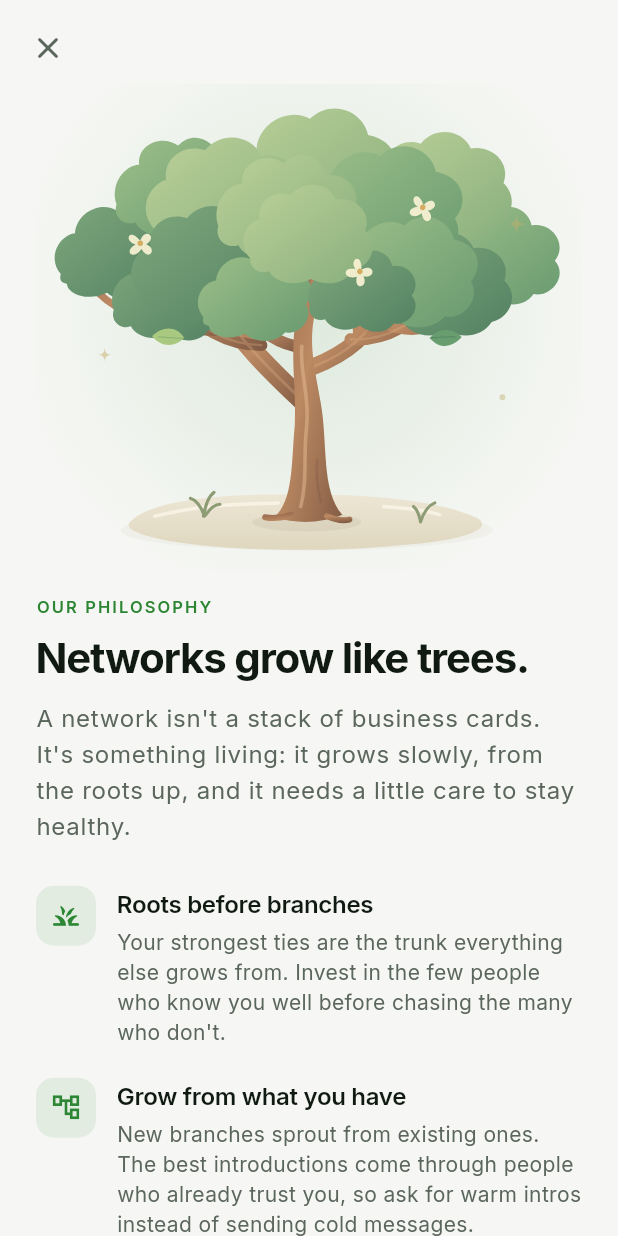
After one commit to wwwillott/cs-homecoming-hackathon, a Flutter app: the _PhilosophyPage screen opened directly, on a phone screen of 412 x 824 dp. The commit adds this screen. Run offline on Flutter 3.47's test engine with Material 3 defaults, Android fonts, the phone set to English and light mode, and no system bars; our stand-ins replace flutter_svg, shared_preferences; missing offline and left inert: record; accounts and stored records are empty.

Commit message:
Add network tree SVG asset and integrate NetworkTreeBadge widget into NetworkScreen. Update pubspec.yaml to include the new asset and adjust layout for zoom controls and badge display.

```diff
--- a/frontend/lib/state/app_state.dart
+++ b/frontend/lib/state/app_state.dart
@@ -274,11 +274,6 @@ class AppState extends ChangeNotifier {
     return (counts.keys.toList()..sort((a, b) => counts[b]!.compareTo(counts[a]!)));
   }
 
-  List<String> get allEvents {
-    final set = <String>{for (final c in _contacts) if (c.metAt.isNotEmpty) c.metAt};
-    return set.toList()..sort();
-  }
-
   List<String> get allCompanies {
     final set = <String>{for (final c in _contacts) if (c.company.isNotEmpty) c.company};
     return set.toList()..sort();
--- /dev/null
+++ b/frontend/lib/widgets/network_tree.dart
@@ -0,0 +1,311 @@
+import 'dart:math' as math;
+
+import 'package:flutter/material.dart';
+import 'package:flutter/services.dart';
+import 'package:flutter_svg/flutter_svg.dart';
+
+import '../theme/app_theme.dart';
+
+const _treeAsset = 'assets/images/network_tree.svg';
+const _heroTag = 'network-tree';
+const _treeAspect = 460 / 410;
+
+/// Tappable tree illustration that expands into the growing philosophy.
+class NetworkTreeBadge extends StatefulWidget {
+  const NetworkTreeBadge({super.key, this.width = 148});
+  final double width;
+
+  @override
+  State<NetworkTreeBadge> createState() => _NetworkTreeBadgeState();
+}
+
+class _NetworkTreeBadgeState extends State<NetworkTreeBadge> {
+  bool _hover = false;
+
+  void _open() => Navigator.of(context).push(_philosophyRoute());
+
+  @override
+  Widget build(BuildContext context) {
+    final oc = context.oc;
+    final accent = context.cs.primary;
+    final pad = widget.width * 0.06;
+    return Tooltip(
+      message: 'How we grow a network',
+      child: MouseRegion(
+        onEnter: (_) => setState(() => _hover = true),
+        onExit: (_) => setState(() => _hover = false),
+        child: AnimatedScale(
+          scale: _hover ? 1.04 : 1,
+          duration: const Duration(milliseconds: 180),
+          curve: Curves.easeOut,
+          alignment: Alignment.bottomRight,
+          child: Material(
+            color: oc.surface.withValues(alpha: 0.94),
+            shape: RoundedRectangleBorder(
+              borderRadius: BorderRadius.circular(20),
+              side: BorderSide(color: _hover ? accent.withValues(alpha: 0.45) : oc.border),
+            ),
+            elevation: _hover ? 6 : 2,
+            shadowColor: Colors.black26,
+            clipBehavior: Clip.antiAlias,
+            child: InkWell(
+              onTap: _open,
+              child: Padding(
+                padding: EdgeInsets.all(pad),
+                child: SizedBox(
+                  width: widget.width - pad * 2,
+                  height: (widget.width - pad * 2) / _treeAspect,
+                  child: const Hero(tag: _heroTag, child: _SwayingTree()),
+                ),
+              ),
+            ),
+          ),
+        ),
+      ),
+    );
+  }
+}
+
+class _SwayingTree extends StatefulWidget {
+  const _SwayingTree();
+
+  @override
+  State<_SwayingTree> createState() => _SwayingTreeState();
+}
+
+class _SwayingTreeState extends State<_SwayingTree> with SingleTickerProviderStateMixin {
+  late final AnimationController _c =
+      AnimationController(vsync: this, duration: const Duration(seconds: 4))..repeat(reverse: true);
+
+  @override
+  void dispose() {
+    _c.dispose();
+    super.dispose();
+  }
+
+  @override
+  Widget build(BuildContext context) {
+    final tree = SvgPicture.asset(_treeAsset, fit: BoxFit.contain);
+    if (MediaQuery.disableAnimationsOf(context)) return tree;
+    return AnimatedBuilder(
+      animation: _c,
+      builder: (context, child) => Transform.rotate(
+        angle: (Curves.easeInOut.transform(_c.value) - 0.5) * 0.018,
+        alignment: const Alignment(0, 0.6),
+        child: child,
+      ),
+      child: tree,
+    );
+  }
+}
+
+Route<void> _philosophyRoute() => PageRouteBuilder<void>(
+      settings: const RouteSettings(name: 'tree-philosophy'),
+      transitionDuration: const Duration(milliseconds: 520),
+      reverseTransitionDuration: const Duration(milliseconds: 380),
+      pageBuilder: (_, _, _) => const _PhilosophyPage(),
+      transitionsBuilder: (_, animation, _, child) => FadeTransition(
+        opacity: CurvedAnimation(parent: animation, curve: const Interval(0, 0.6, curve: Curves.easeOut)),
+        child: child,
+      ),
+    );
+
+class _Principle {
+  const _Principle(this.icon, this.title, this.body);
+  final IconData icon;
+  final String title;
+  final String body;
+}
+
+const _principles = [
+  _Principle(
+    Icons.grass_rounded,
+    'Roots before branches',
+    'Your strongest ties are the trunk everything else grows from. Invest in the few people who '
+        'know you well before chasing the many who don\'t.',
+  ),
+  _Principle(
+    Icons.account_tree_outlined,
+    'Grow from what you have',
+    'New branches sprout from existing ones. The best introductions come through people who '
+        'already trust you, so ask for warm intros instead of sending cold messages.',
+  ),
+  _Principle(
+    Icons.water_drop_outlined,
+    'Nourish, don\'t harvest',
+    'Give before you ask. Share an article, make an intro, check in with no agenda. '
+        'A relationship that only gets used will wither.',
+  ),
+  _Principle(
+    Icons.eco_outlined,
+    'Tend it a little, often',
+    'A short note every few weeks keeps a connection green. Fresh leaves on your tree mean you\'ve '
+        'been in touch lately; autumn tones are a nudge to reach out.',
+  ),
+  _Principle(
+    Icons.wb_twilight_rounded,
+    'Every branch has seasons',
+    'Some ties go quiet, and that\'s natural. A dormant branch can bloom again with one '
+        'thoughtful message. Remembering the details is what makes that possible.',
+  ),
+];
+
+class _PhilosophyPage extends StatelessWidget {
+  const _PhilosophyPage();
+
+  @override
+  Widget build(BuildContext context) {
+    final oc = context.oc;
+    final route = ModalRoute.of(context)!;
+    final reveal = CurvedAnimation(
+      parent: route.animation!,
+      curve: const Interval(0.35, 1, curve: Curves.easeOutCubic),
+      reverseCurve: const Interval(0, 0.5, curve: Curves.easeInCubic),
+    );
+
+    final tree = DecoratedBox(
+      decoration: BoxDecoration(
+        gradient: RadialGradient(
+          center: const Alignment(0, -0.1),
+          radius: 0.62,
+          colors: [
+            context.cs.primary.withValues(alpha: context.isDark ? 0.16 : 0.12),
+            context.cs.primary.withValues(alpha: 0),
+          ],
+        ),
+      ),
+      child: const Hero(tag: _heroTag, child: _SwayingTree()),
+    );
+
+    final text = AnimatedBuilder(
+      animation: reveal,
+      builder: (context, child) => Opacity(
+        opacity: reveal.value,
+        child: Transform.translate(offset: Offset((1 - reveal.value) * 32, 0), child: child),
+      ),
+      child: const _PhilosophyText(),
+    );
+
+    return CallbackShortcuts(
+      bindings: {const SingleActivator(LogicalKeyboardKey.escape): () => Navigator.of(context).maybePop()},
+      child: Focus(
+        autofocus: true,
+        child: Scaffold(
+          backgroundColor: oc.background,
+          body: SafeArea(
+            child: Stack(
+              children: [
+                LayoutBuilder(builder: (context, constraints) {
+                  final wide = constraints.maxWidth >= 860;
+                  if (wide) {
+                    return Row(
+                      children: [
+                        Expanded(
+                          flex: 5,
+                          child: Padding(
+                            padding: const EdgeInsets.fromLTRB(40, 56, 16, 40),
+                            child: Center(child: AspectRatio(aspectRatio: _treeAspect, child: tree)),
+                          ),
+                        ),
+                        Expanded(
+                          flex: 6,
+                          child: Align(
+                            alignment: Alignment.centerLeft,
+                            child: SingleChildScrollView(
+                              padding: const EdgeInsets.fromLTRB(24, 56, 48, 40),
+                              child: ConstrainedBox(
+                                constraints: const BoxConstraints(maxWidth: 560),
+                                child: text,
+                              ),
+                            ),
+                          ),
+                        ),
+                      ],
+                    );
+                  }
+                  final treeWidth = math.min(constraints.maxWidth - 48, 420.0);
+                  return SingleChildScrollView(
+                    padding: const EdgeInsets.fromLTRB(24, 56, 24, 32),
+                    child: Column(
+                      children: [
+                        SizedBox(width: treeWidth, height: treeWidth / _treeAspect, child: tree),
+                        const SizedBox(height: 16),
+                        text,
+                      ],
+                    ),
+                  );
+                }),
+                Positioned(
+                  top: 8,
+                  left: 8,
+                  child: IconButton(
+                    tooltip: 'Close',
+                    onPressed: () => Navigator.of(context).maybePop(),
+                    icon: Icon(Icons.close_rounded, color: oc.muted),
+                  ),
+                ),
+              ],
+            ),
+          ),
+        ),
+      ),
+    );
+  }
+}
+
+class _PhilosophyText extends StatelessWidget {
+  const _PhilosophyText();
+
+  @override
+  Widget build(BuildContext context) {
+    final oc = context.oc;
+    final accent = context.cs.primary;
+    return Column(
+      crossAxisAlignment: CrossAxisAlignment.start,
+      children: [
+        Text(
+          'OUR PHILOSOPHY',
+          style: context.tt.labelSmall?.copyWith(color: accent, letterSpacing: 1.4),
+        ),
+        const SizedBox(height: 8),
+        Text('Networks grow like trees.', style: context.tt.headlineMedium),
+        const SizedBox(height: 10),
+        Text(
+          'A network isn\'t a stack of business cards. It\'s something living: it grows slowly, '
+          'from the roots up, and it needs a little care to stay healthy.',
+          style: context.tt.bodyLarge?.copyWith(color: oc.muted, height: 1.5),
+        ),
+        const SizedBox(height: 28),
+        for (final p in _principles)
+          Padding(
+            padding: const EdgeInsets.only(bottom: 20),
+            child: Row(
+              crossAxisAlignment: CrossAxisAlignment.start,
+              children: [
+                Container(
+                  width: 40,
+                  height: 40,
+                  decoration: BoxDecoration(
+                    color: accent.withValues(alpha: context.isDark ? 0.18 : 0.1),
+                    borderRadius: BorderRadius.circular(12),
+                  ),
+                  child: Icon(p.icon, size: 21, color: accent),
+                ),
+                const SizedBox(width: 14),
+                Expanded(
+                  child: Column(
+                    crossAxisAlignment: CrossAxisAlignment.start,
+                    children: [
+                      Text(p.title, style: context.tt.titleMedium),
+                      const SizedBox(height: 4),
+                      Text(p.body, style: context.tt.bodyMedium?.copyWith(color: oc.muted)),
+                    ],
+                  ),
+                ),
+              ],
+            ),
+          ),
+      ],
+    );
+  }
+}
--- a/frontend/pubspec.yaml
+++ b/frontend/pubspec.yaml
@@ -62,6 +62,9 @@ flutter:
   # the material Icons class.
   uses-material-design: true
 
+  assets:
+    - assets/images/network_tree.svg
+
   fonts:
     - family: Inter
       fonts:
```
Also changed, not shown: frontend/lib/screens/network_screen.dart (+28 -2 lines), frontend/lib/services/assistant_service.dart (+112 -19 lines), frontend/assets/images/network_tree.svg (added), 4 other files.
